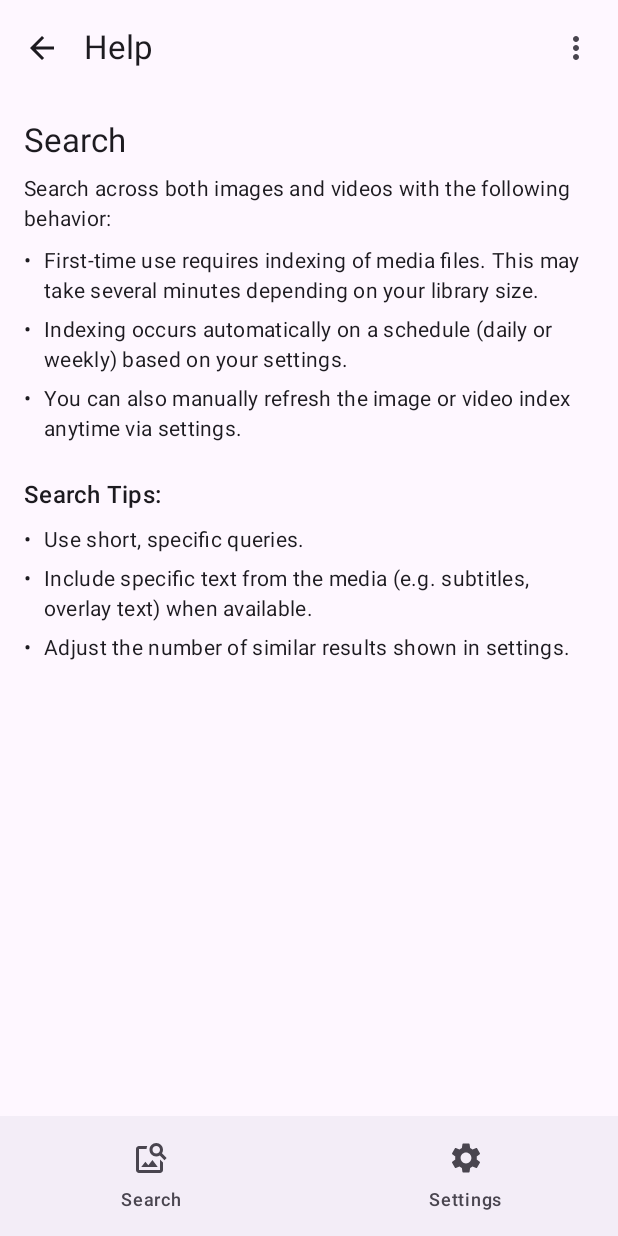
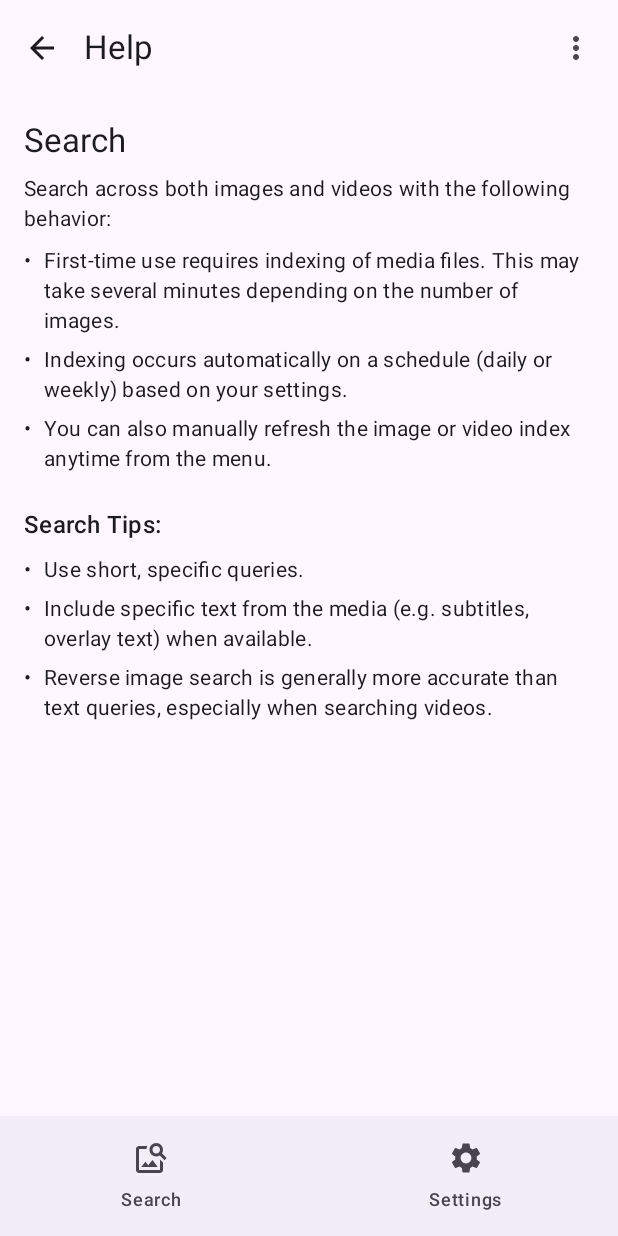
Before and after one commit to dev-diaries41/smartscan, an Android app built with Jetpack Compose: the HelpScreen screen opened through its navigation route, on a phone screen of 412 x 824 dp. Run offline under Robolectric (Android 15) with nearby library versions, the phone set to English and light mode, and no system bars; our stand-ins replace Room's generated code; 4 statements that could not run were skipped.

Commit message:
update: search help tips

```diff
--- a/app/src/main/java/com/fpf/smartscan/ui/screens/help/HelpScreen.kt
+++ b/app/src/main/java/com/fpf/smartscan/ui/screens/help/HelpScreen.kt
@@ -40,7 +40,7 @@ fun HelpScreen() {
             Spacer(Modifier.height(8.dp))
             BulletPoint(stringResource(R.string.help_short_specific_queries))
             BulletPoint(stringResource(R.string.help_include_text_from_media))
-            BulletPoint(stringResource(R.string.help_adjust_similar_results))
+            BulletPoint(stringResource(R.string.help_reverse_image_search))
         }
     }
 }
--- a/app/src/main/res/values/strings.xml
+++ b/app/src/main/res/values/strings.xml
@@ -97,15 +97,15 @@
     <!--Search -->
     <string name="help_search_title">Search</string>
     <string name="help_media_search_intro">Search across both images and videos with the following behavior:</string>
-    <string name="help_indexing_first_time">First-time use requires indexing of media files. This may take several minutes depending on your library size.</string>
+    <string name="help_indexing_first_time">First-time use requires indexing of media files. This may take several minutes depending on the number of images.</string>
     <string name="help_indexing_schedule">Indexing occurs automatically on a schedule (daily or weekly) based on your settings.</string>
-    <string name="help_manual_refresh_index">You can also manually refresh the image or video index anytime via settings.</string>
+    <string name="help_manual_refresh_index">You can also manually refresh the image or video index anytime from the menu.</string>
 
     <!-- Search Tips -->
     <string name="help_search_tips_title">Search Tips:</string>
     <string name="help_short_specific_queries">Use short, specific queries.</string>
     <string name="help_include_text_from_media">Include specific text from the media (e.g. subtitles, overlay text) when available.</string>
-    <string name="help_adjust_similar_results">Adjust the number of similar results shown in settings.</string>
+    <string name="help_reverse_image_search">Reverse image search is generally more accurate than text queries, especially when searching videos.</string>
 
     <!--Updates-->
     <string name="update_image_to_image_search">Added searching with images</string>
```
